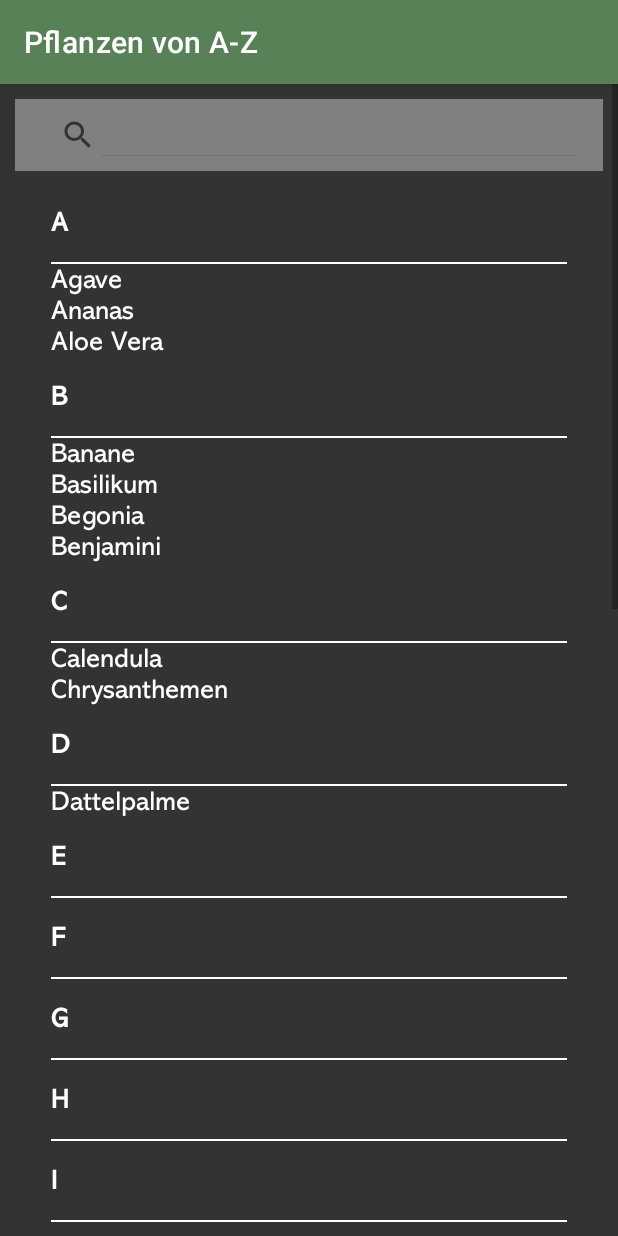
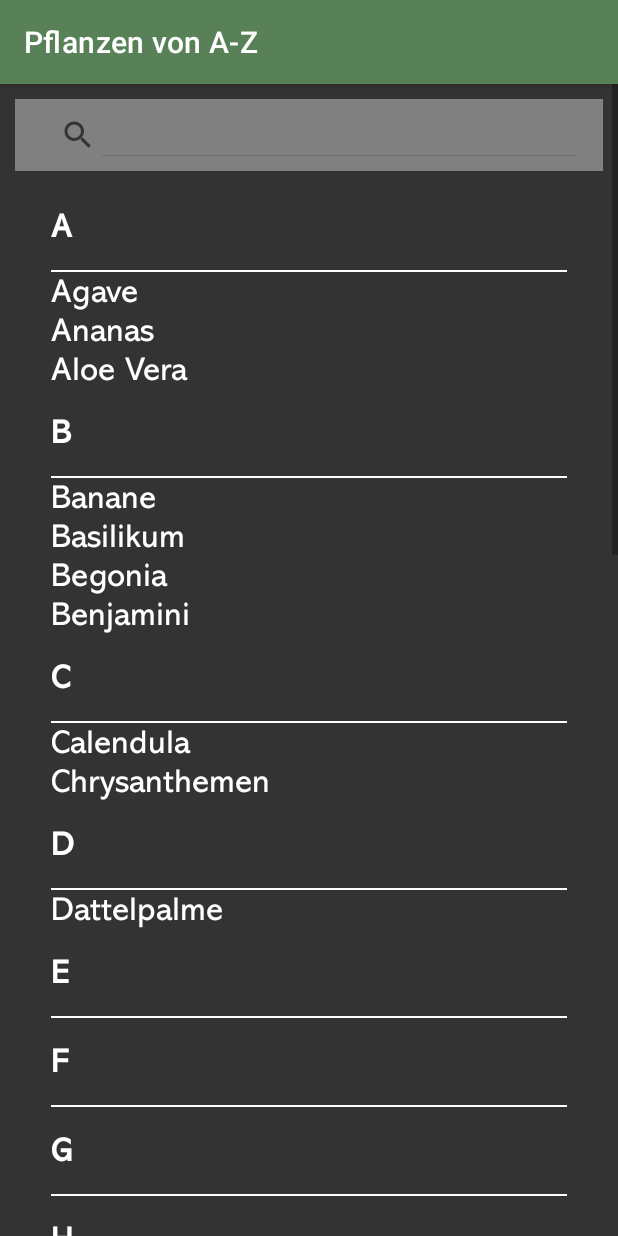
Before and after one commit to lisabrdt/GUIProject, an Android app: the WikiFragment screen opened through its navigation route, after a tap on "Pflanzen von A-Z", on a phone screen of 412 x 824 dp. Run offline under Robolectric (Android 15) with nearby library versions, the phone set to English and light mode, and no system bars; our stand-ins replace navigation-ui; 1 statement that could not run was skipped.

Commit message:
finished wiki

```diff
--- a/app/src/main/java/de/gwtgteam/gowiththegrow/ui/wiki/WikiFragment.java
+++ b/app/src/main/java/de/gwtgteam/gowiththegrow/ui/wiki/WikiFragment.java
@@ -23,13 +23,9 @@ import de.gwtgteam.gowiththegrow.R;
 public class WikiFragment extends Fragment implements AdapterView.OnItemClickListener {
 
     private WikiViewModel wikiViewModel;
-    private LayoutInflater inflater;
-    private ViewGroup container;
 
     public View onCreateView(@NonNull LayoutInflater inflater,
                              ViewGroup container, Bundle savedInstanceState) {
-        this.inflater = inflater;
-        this.container = container;
         wikiViewModel =
                 new ViewModelProvider(this).get(WikiViewModel.class);
         View root = inflater.inflate(R.layout.fragment_wiki, container, false);
--- a/app/src/main/res/layout/activity_plants.xml
+++ b/app/src/main/res/layout/activity_plants.xml
@@ -37,7 +37,7 @@
                 android:fontFamily="@font/abadi"
                 android:text="A"
                 android:textColor="@color/white"
-                android:textSize="18dp"
+                android:textSize="@dimen/large_text"
                 android:textStyle="bold" />
 
             <View
@@ -61,7 +61,7 @@
                 android:fontFamily="@font/abadi"
                 android:text="Agave"
                 android:textColor="@color/white"
-                android:textSize="18dp" />
+                android:textSize="@dimen/large_text" />
 
             <TextView
                 android:id="@+id/ananas"
@@ -74,7 +74,7 @@
                 android:fontFamily="@font/abadi"
                 android:text="Ananas"
                 android:textColor="@color/white"
-                android:textSize="18dp" />
+                android:textSize="@dimen/large_text" />
 
             <TextView
                 android:id="@+id/aloevera"
@@ -87,7 +87,7 @@
                 android:fontFamily="@font/abadi"
                 android:text="Aloe Vera"
                 android:textColor="@color/white"
-                android:textSize="18dp" />
+                android:textSize="@dimen/large_text" />
 
             <TextView
                 android:layout_width="match_parent"
@@ -100,7 +100,7 @@
                 android:fontFamily="@font/abadi"
                 android:text="B"
                 android:textColor="@color/white"
-                android:textSize="18dp"
+                android:textSize="@dimen/large_text"
                 android:textStyle="bold" />
 
             <View
@@ -124,7 +124,7 @@
                 android:fontFamily="@font/abadi"
                 android:text="Banane"
                 android:textColor="@color/white"
-                android:textSize="18dp" />
+                android:textSize="@dimen/large_text" />
 
             <TextView
                 android:id="@+id/basilikum"
@@ -137,7 +137,7 @@
                 android:fontFamily="@font/abadi"
                 android:text="Basilikum"
                 android:textColor="@color/white"
-                android:textSize="18dp" />
+                android:textSize="@dimen/large_text" />
 
             <TextView
                 android:id="@+id/begonia"
@@ -150,7 +150,7 @@
                 android:fontFamily="@font/abadi"
                 android:text="Begonia"
                 android:textColor="@color/white"
-                android:textSize="18dp" />
+                android:textSize="@dimen/large_text" />
 
             <TextView
                 android:id="@+id/benjamini"
@@ -163,7 +163,7 @@
                 android:fontFamily="@font/abadi"
                 android:text="Benjamini"
                 android:textColor="@color/white"
-                android:textSize="18dp" />
+                android:textSize="@dimen/large_text" />
 
             <TextView
                 android:layout_width="match_parent"
@@ -176,7 +176,7 @@
                 android:fontFamily="@font/abadi"
                 android:text="C"
                 android:textColor="@color/white"
-                android:textSize="18dp"
+                android:textSize="@dimen/large_text"
                 android:textStyle="bold" />
 
             <View
@@ -200,7 +200,7 @@
                 android:fontFamily="@font/abadi"
                 android:text="Calendula"
                 android:textColor="@color/white"
-                android:textSize="18dp" />
+                android:textSize="@dimen/large_text" />
 
             <TextView
                 android:id="@+id/chrysanthemen"
@@ -213,7 +213,7 @@
                 android:fontFamily="@font/abadi"
                 android:text="Chrysanthemen"
                 android:textColor="@color/white"
-                android:textSize="18dp" />
+                android:textSize="@dimen/large_text" />
 
             <TextView
                 android:layout_width="match_parent"
@@ -226,7 +226,7 @@
                 android:fontFamily="@font/abadi"
                 android:text="D"
                 android:textColor="@color/white"
-                android:textSize="18dp"
+                android:textSize="@dimen/large_text"
                 android:textStyle="bold" />
 
             <View
@@ -250,7 +250,7 @@
                 android:fontFamily="@font/abadi"
                 android:text="Dattelpalme"
                 android:textColor="@color/white"
-                android:textSize="18dp" />
+                android:textSize="@dimen/large_text" />
 
             <TextView
                 android:layout_width="match_parent"
@@ -263,7 +263,7 @@
                 android:fontFamily="@font/abadi"
                 android:text="E"
                 android:textColor="@color/white"
-                android:textSize="18dp"
+                android:textSize="@dimen/large_text"
                 android:textStyle="bold" />
 
             <View
@@ -288,7 +288,7 @@
                 android:fontFamily="@font/abadi"
                 android:text="F"
                 android:textColor="@color/white"
-                android:textSize="18dp"
+                android:textSize="@dimen/large_text"
                 android:textStyle="bold" />
 
             <View
@@ -313,7 +313,7 @@
                 android:fontFamily="@font/abadi"
                 android:text="G"
                 android:textColor="@color/white"
-                android:textSize="18dp"
+                android:textSize="@dimen/large_text"
                 android:textStyle="bold" />
 
             <View
@@ -338,7 +338,7 @@
                 android:fontFamily="@font/abadi"
                 android:text="H"
                 android:textColor="@color/white"
-                android:textSize="18dp"
+                android:textSize="@dimen/large_text"
                 android:textStyle="bold" />
 
             <View
@@ -363,7 +363,7 @@
                 android:fontFamily="@font/abadi"
                 android:text="I"
                 android:textColor="@color/white"
-                android:textSize="18dp"
+                android:textSize="@dimen/large_text"
                 android:textStyle="bold" />
 
             <View
@@ -388,7 +388,7 @@
                 android:fontFamily="@font/abadi"
                 android:text="J"
                 android:textColor="@color/white"
-                android:textSize="18dp"
+                android:textSize="@dimen/large_text"
                 android:textStyle="bold" />
 
             <View
@@ -413,7 +413,7 @@
                 android:fontFamily="@font/abadi"
                 android:text="K"
                 android:textColor="@color/white"
-                android:textSize="18dp"
+                android:textSize="@dimen/large_text"
                 android:textStyle="bold" />
 
             <View
@@ -438,7 +438,7 @@
                 android:fontFamily="@font/abadi"
                 android:text="L"
                 android:textColor="@color/white"
-                android:textSize="18dp"
+                android:textSize="@dimen/large_text"
                 android:textStyle="bold" />
 
             <View
@@ -463,7 +463,7 @@
                 android:fontFamily="@font/abadi"
                 android:text="M"
                 android:textColor="@color/white"
-                android:textSize="18dp"
+                android:textSize="@dimen/large_text"
                 android:textStyle="bold" />
 
             <View
@@ -488,7 +488,7 @@
                 android:fontFamily="@font/abadi"
                 android:text="N"
                 android:textColor="@color/white"
-                android:textSize="18dp"
+                android:textSize="@dimen/large_text"
                 android:textStyle="bold" />
 
             <View
@@ -513,7 +513,7 @@
                 android:fontFamily="@font/abadi"
                 android:text="O"
                 android:textColor="@color/white"
-                android:textSize="18dp"
+                android:textSize="@dimen/large_text"
                 android:textStyle="bold" />
 
             <View
@@ -538,7 +538,7 @@
                 android:fontFamily="@font/abadi"
                 android:text="P"
                 android:textColor="@color/white"
-                android:textSize="18dp"
+                android:textSize="@dimen/large_text"
                 android:textStyle="bold" />
 
             <View
@@ -563,7 +563,7 @@
                 android:fontFamily="@font/abadi"
                 android:text="Q"
                 android:textColor="@color/white"
-                android:textSize="18dp"
+                android:textSize="@dimen/large_text"
                 android:textStyle="bold" />
 
             <View
@@ -588,7 +588,7 @@
                 android:fontFamily="@font/abadi"
                 android:text="R"
                 android:textColor="@color/white"
-                android:textSize="18dp"
+                android:textSize="@dimen/large_text"
                 android:textStyle="bold" />
 
             <View
@@ -613,7 +613,7 @@
                 android:fontFamily="@font/abadi"
                 android:text="S"
                 android:textColor="@color/white"
-                android:textSize="18dp"
+                android:textSize="@dimen/large_text"
                 android:textStyle="bold" />
 
             <View
@@ -638,7 +638,7 @@
                 android:fontFamily="@font/abadi"
                 android:text="T"
                 android:textColor="@color/white"
-                android:textSize="18dp"
+                android:textSize="@dimen/large_text"
                 android:textStyle="bold" />
 
             <View
@@ -663,7 +663,7 @@
                 android:fontFamily="@font/abadi"
                 android:text="U"
                 android:textColor="@color/white"
-                android:textSize="18dp"
+                android:textSize="@dimen/large_text"
                 android:textStyle="bold" />
 
             <View
@@ -688,7 +688,7 @@
                 android:fontFamily="@font/abadi"
                 android:text="V"
                 android:textColor="@color/white"
-                android:textSize="18dp"
+                android:textSize="@dimen/large_text"
                 android:textStyle="bold" />
 
             <View
@@ -713,7 +713,7 @@
                 android:fontFamily="@font/abadi"
                 android:text="W"
                 android:textColor="@color/white"
-                android:textSize="18dp"
+                android:textSize="@dimen/large_text"
                 android:textStyle="bold" />
 
             <View
@@ -738,7 +738,7 @@
                 android:fontFamily="@font/abadi"
                 android:text="X"
                 android:textColor="@color/white"
-                android:textSize="18dp"
+                android:textSize="@dimen/large_text"
                 android:textStyle="bold" />
 
             <View
@@ -763,7 +763,7 @@
                 android:fontFamily="@font/abadi"
                 android:text="Y"
                 android:textColor="@color/white"
-                android:textSize="18dp"
+                android:textSize="@dimen/large_text"
                 android:textStyle="bold" />
 
             <View
@@ -788,7 +788,7 @@
                 android:fontFamily="@font/abadi"
                 android:text="Z"
                 android:textColor="@color/white"
-                android:textSize="18dp"
+                android:textSize="@dimen/large_text"
                 android:textStyle="bold" />
 
             <View
--- a/app/src/main/res/layout/fragment_wiki.xml
+++ b/app/src/main/res/layout/fragment_wiki.xml
@@ -19,5 +19,6 @@
     <ListView
         android:id="@+id/list_wiki"
         android:layout_width="match_parent"
-        android:layout_height="match_parent" />
+        android:layout_height="match_parent"
+        android:textColor="@color/white" />
 </LinearLayout>
--- a/app/src/main/res/layout/wiki_list_element.xml
+++ b/app/src/main/res/layout/wiki_list_element.xml
@@ -5,5 +5,5 @@
     android:textColor="@color/white"
     android:fontFamily="@font/abadi"
     android:padding="10dp"
-    android:textSize="16sp" >
+    android:textSize="@dimen/large_text" >
 </TextView>
```
